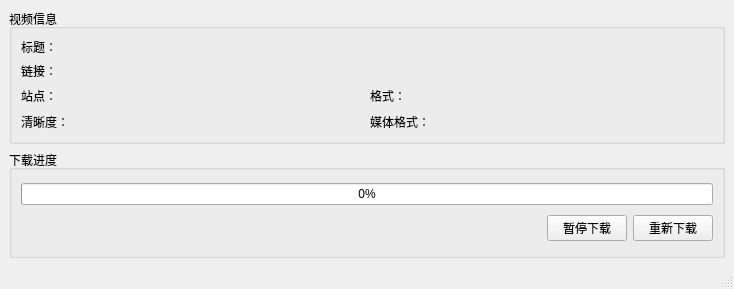
This is ui/downloadwindow.ui in wuyue92tree/nice-you-get as Qt 5 draws it before an edit. The edited form follows.
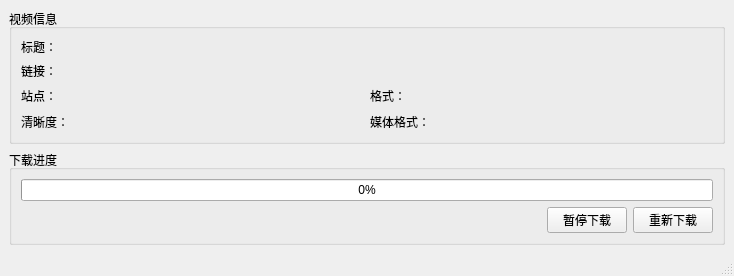
This is the edited form. Icons and pictures are not drawn.

Patch:
```diff
--- a/ui/downloadwindow.ui
+++ b/ui/downloadwindow.ui
@@ -7,7 +7,7 @@
     <x>0</x>
     <y>0</y>
     <width>734</width>
-    <height>289</height>
+    <height>261</height>
    </rect>
   </property>
   <property name="windowTitle">
@@ -307,6 +307,19 @@
          </item>
         </layout>
        </item>
+       <item>
+        <spacer name="verticalSpacer">
+         <property name="orientation">
+          <enum>Qt::Vertical</enum>
+         </property>
+         <property name="sizeHint" stdset="0">
+          <size>
+           <width>20</width>
+           <height>40</height>
+          </size>
+         </property>
+        </spacer>
+       </item>
       </layout>
      </widget>
     </item>
```
Left out of the diff: 4 changed lines with no effect on the pictures.
